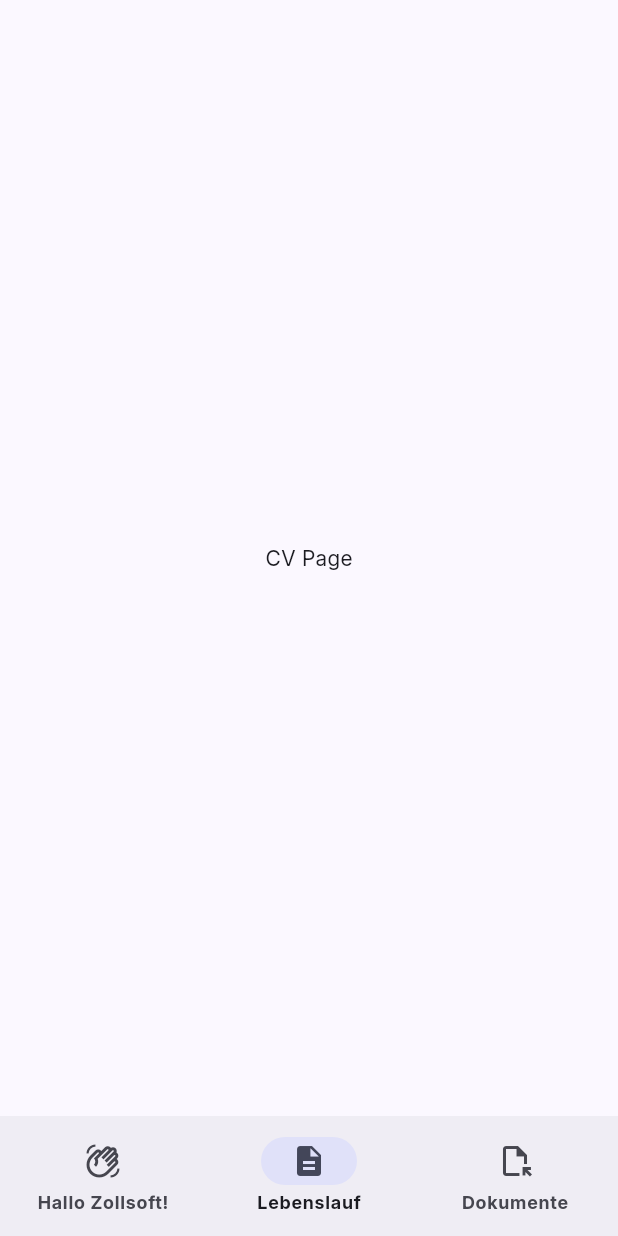
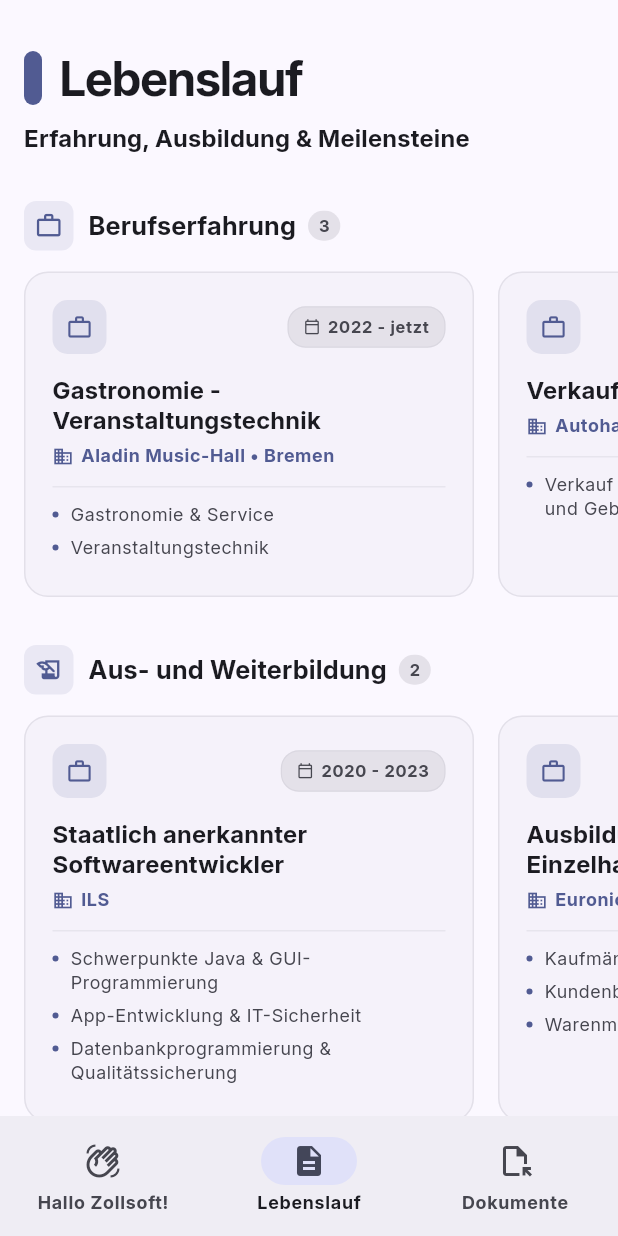
Before and after one commit to fynngerdes/bewerbung_zollsoft, a Flutter app: the screen it shows after launch, item 2 of the bottom bar chosen, on a phone screen of 412 x 824 dp. Run offline on Flutter 3.47's test engine with Material 3 defaults, Android fonts, the phone set to English and light mode, and no system bars; our stand-ins replace flutter_riverpod, go_router, riverpod_annotation; generated files the repository leaves out were written again; network calls fail.

Commit message:
feat: implement CV data models, provider, and responsive horizontal display widgets

```diff
--- /dev/null
+++ b/lib/cv/data/cv_data.dart
@@ -0,0 +1,86 @@
+import '../models/cv_entry.dart';
+
+abstract class CvData {
+  static const List<CvEntry> schulbildungEntries = [
+    CvEntry(
+      period: '2016',
+      title: 'Sekundarabschluss 1',
+      institution: 'Hauptschule',
+      location: 'Wildeshausen',
+    ),
+    CvEntry(
+      period: '2015 – 2016',
+      title: '10. Klasse',
+      institution: 'Hauptschule',
+      location: 'Wildeshausen',
+    ),
+    CvEntry(
+      period: '2012 – 2015',
+      title: '7 - 9. Klasse',
+      institution: 'Realschule',
+      location: 'Wildeshausen',
+    ),
+    CvEntry(
+      period: '2005 – 2012',
+      title: '1 - 7. Klasse',
+      institution: 'Gut Spascher Sand',
+      location: 'Wildeshausen',
+    ),
+  ];
+
+  static const List<CvEntry> ausbildungEntries = [
+    CvEntry(
+      period: '2020 - 2023',
+      title: 'Staatlich anerkannter Softwareentwickler',
+      institution: 'ILS',
+      description: [
+        'Schwerpunkte Java & GUI-Programmierung',
+        'App-Entwicklung & IT-Sicherheit',
+        'Datenbankprogrammierung & Qualitätssicherung',
+      ],
+    ),
+    CvEntry(
+      period: '2016 – 2019',
+      title: 'Ausbildung Kaufmann im Einzelhandel',
+      institution: 'Euronics XXL',
+      description: [
+        'Kaufmännische Ausbildung',
+        'Kundenberatung & Verkauf',
+        'Warenmanagement',
+      ],
+      location: 'Wildeshausen',
+    ),
+  ];
+
+  static const List<CvEntry> berufserfahrungEntries = [
+    CvEntry(
+      period: '2022 - jetzt',
+      title: 'Gastronomie - Veranstaltungstechnik',
+      institution: 'Aladin Music-Hall',
+      description: [
+        'Gastronomie & Service',
+        'Veranstaltungstechnik',
+      ],
+      location: 'Bremen',
+    ),
+    CvEntry(
+      period: '2020 - 2022',
+      title: 'Verkauf',
+      institution: 'Autohaus Wilke',
+      description: [
+        'Verkauf und Beratung im Bereich Neu- und Gebrauchtwagen',
+      ],
+      location: 'Wildeshausen',
+    ),
+    CvEntry(
+      period: '2019 - 2020',
+      title: 'Verkauf',
+      institution: 'Euronics XXL',
+      description: [
+        'Kundenberatung & Verkauf',
+        'Warenmanagement',
+      ],
+      location: 'Wildeshausen',
+    ),
+  ];
+}
--- /dev/null
+++ b/lib/cv/models/cv_entry.dart
@@ -0,0 +1,15 @@
+class CvEntry {
+  final String period;
+  final String institution;
+  final String? title;
+  final List<String> description;
+  final String? location;
+
+  const CvEntry({
+    required this.period,
+    required this.institution,
+    this.title,
+    this.description = const [],
+    this.location,
+  });
+}
--- a/lib/cv/pages/cv_page.dart
+++ b/lib/cv/pages/cv_page.dart
@@ -1,3 +1,6 @@
+import 'package:bewerbung_zollsoft/common_widgets/heading_indicator_with_title_widget.dart';
+import 'package:bewerbung_zollsoft/cv/data/cv_data.dart';
+import 'package:bewerbung_zollsoft/cv/widgets/cv_horizontal_section.dart';
 import 'package:flutter/material.dart';
 
 class CvPage extends StatelessWidget {
@@ -5,6 +8,61 @@ class CvPage extends StatelessWidget {
 
   @override
   Widget build(BuildContext context) {
-    return const Center(child: Text('CV Page'));
+    final width = MediaQuery.sizeOf(context).width;
+    final isMobile = width < 800;
+    final theme = Theme.of(context);
+
+    return SingleChildScrollView(
+      child: Center(
+        child: Container(
+          constraints: const BoxConstraints(maxWidth: 1000),
+          padding: EdgeInsets.symmetric(
+            horizontal: isMobile ? 16.0 : 32.0,
+            vertical: 32.0,
+          ),
+          child: Column(
+            crossAxisAlignment: CrossAxisAlignment.start,
+            children: [
+              ..._buildHeader(theme),
+              const SizedBox(height: 30),
+
+              // 1. Berufserfahrung
+              const CvHorizontalSection(
+                title: 'Berufserfahrung',
+                icon: Icons.work_outline,
+                entries: CvData.berufserfahrungEntries,
+              ),
+              const SizedBox(height: 32),
+
+              // 2. Aus- und Weiterbildung
+              const CvHorizontalSection(
+                title: 'Aus- und Weiterbildung',
+                icon: Icons.history_edu_outlined,
+                entries: CvData.ausbildungEntries,
+              ),
+              const SizedBox(height: 32),
+
+              // 3. Schulbildung
+              const CvHorizontalSection(
+                title: 'Schulbildung',
+                icon: Icons.school_outlined,
+                entries: CvData.schulbildungEntries,
+              ),
+            ],
+          ),
+        ),
+      ),
+    );
+  }
+
+  List<Widget> _buildHeader(ThemeData theme) {
+    return [
+      const HeadingIndicatorWithTitleWidget(title: 'Lebenslauf'),
+      const SizedBox(height: 8),
+      Text(
+        'Erfahrung, Ausbildung & Meilensteine',
+        style: theme.textTheme.titleMedium,
+      ),
+    ];
   }
 }
--- /dev/null
+++ b/lib/cv/provider/cv_chip_selection_provider.dart
@@ -0,0 +1,15 @@
+import 'package:riverpod_annotation/riverpod_annotation.dart';
+
+part 'cv_chip_selection_provider.g.dart';
+
+@Riverpod(keepAlive: true)
+class CvChipSelection extends _$CvChipSelection {
+  @override
+  int build() {
+    return 0;
+  }
+
+  void setSelection(int index) {
+    state = index;
+  }
+}
--- /dev/null
+++ b/lib/cv/widgets/cv_horizontal_card.dart
@@ -0,0 +1,226 @@
+import 'package:flutter/material.dart';
+import '../models/cv_entry.dart';
+
+class CvHorizontalCard extends StatefulWidget {
+  const CvHorizontalCard({
+    super.key,
+    required this.entry,
+    this.width = 300,
+  });
+
+  final CvEntry entry;
+  final double width;
+
+  @override
+  State<CvHorizontalCard> createState() => _CvHorizontalCardState();
+}
+
+class _CvHorizontalCardState extends State<CvHorizontalCard> {
+  bool _isHovered = false;
+
+  IconData _getIconForEntry(CvEntry entry) {
+    final titleLower = (entry.title ?? '').toLowerCase();
+    final instLower = entry.institution.toLowerCase();
+
+    if (titleLower.contains('abschluss') ||
+        titleLower.contains('b.sc') ||
+        titleLower.contains('bachelor') ||
+        titleLower.contains('zertifikat') ||
+        titleLower.contains('zertifizierung')) {
+      return Icons.workspace_premium_outlined;
+    }
+    if (instLower.contains('schule') ||
+        instLower.contains('gymnasium') ||
+        instLower.contains('sand') ||
+        instLower.contains('hochschule') ||
+        instLower.contains('universität')) {
+      return Icons.school_outlined;
+    }
+    return Icons.work_outline;
+  }
+
+  @override
+  Widget build(BuildContext context) {
+    final theme = Theme.of(context);
+    final primaryColor = theme.colorScheme.primary;
+    final icon = _getIconForEntry(widget.entry);
+
+    final titleText = widget.entry.title ?? widget.entry.institution;
+    final hasSeparateTitle = widget.entry.title != null;
+    final location = widget.entry.location;
+
+    return MouseRegion(
+      onEnter: (_) => setState(() => _isHovered = true),
+      onExit: (_) => setState(() => _isHovered = false),
+      child: AnimatedContainer(
+        duration: const Duration(milliseconds: 180),
+        width: widget.width,
+        decoration: BoxDecoration(
+          color: _isHovered
+              ? theme.colorScheme.surfaceContainer
+              : theme.colorScheme.surfaceContainerLow,
+          borderRadius: BorderRadius.circular(16),
+          border: Border.all(
+            color: _isHovered
+                ? primaryColor.withValues(alpha: 0.55)
+                : theme.colorScheme.outlineVariant.withValues(alpha: 0.4),
+            width: _isHovered ? 1.5 : 1,
+          ),
+          boxShadow: [
+            if (_isHovered)
+              BoxShadow(
+                color: primaryColor.withValues(alpha: 0.08),
+                blurRadius: 12,
+                offset: const Offset(0, 4),
+              ),
+          ],
+        ),
+        child: Padding(
+          padding: const EdgeInsets.all(18.0),
+          child: Column(
+            crossAxisAlignment: CrossAxisAlignment.start,
+            children: [
+              // 1. Header: Icon Badge + Period Pill
+              Row(
+                children: [
+                  Container(
+                    width: 36,
+                    height: 36,
+                    decoration: BoxDecoration(
+                      color: primaryColor.withValues(alpha: 0.12),
+                      borderRadius: BorderRadius.circular(10),
+                    ),
+                    child: Icon(icon, color: primaryColor, size: 18),
+                  ),
+                  const Spacer(),
+                  Container(
+                    padding: const EdgeInsets.symmetric(
+                      horizontal: 10,
+                      vertical: 5,
+                    ),
+                    decoration: BoxDecoration(
+                      color: theme.colorScheme.surfaceContainerHighest,
+                      borderRadius: BorderRadius.circular(12),
+                      border: Border.all(
+                        color: theme.colorScheme.outlineVariant
+                            .withValues(alpha: 0.35),
+                        width: 0.8,
+                      ),
+                    ),
+                    child: Row(
+                      mainAxisSize: MainAxisSize.min,
+                      children: [
+                        Icon(
+                          Icons.calendar_today_outlined,
+                          size: 11,
+                          color: theme.colorScheme.onSurfaceVariant,
+                        ),
+                        const SizedBox(width: 5),
+                        Text(
+                          widget.entry.period,
+                          style: theme.textTheme.labelSmall?.copyWith(
+                            color: theme.colorScheme.onSurfaceVariant,
+                            fontWeight: FontWeight.w600,
+                          ),
+                        ),
+                      ],
+                    ),
+                  ),
+                ],
+              ),
+              const SizedBox(height: 14),
+
+              // 2. Main Title
+              Text(
+                titleText,
+                maxLines: 2,
+                overflow: TextOverflow.ellipsis,
+                style: theme.textTheme.titleMedium?.copyWith(
+                  fontWeight: FontWeight.bold,
+                  fontSize: 16,
+                  height: 1.25,
+                ),
+              ),
+              const SizedBox(height: 6),
+
+              // 3. Subtitle / Location Row
+              Row(
+                children: [
+                  Icon(
+                    hasSeparateTitle
+                        ? Icons.business_outlined
+                        : Icons.location_on_outlined,
+                    size: 14,
+                    color: hasSeparateTitle
+                        ? primaryColor
+                        : theme.colorScheme.onSurfaceVariant,
+                  ),
+                  const SizedBox(width: 5),
+                  Expanded(
+                    child: Text(
+                      hasSeparateTitle
+                          ? '${widget.entry.institution}${location != null ? ' • $location' : ''}'
+                          : (location ?? ''),
+                      maxLines: 1,
+                      overflow: TextOverflow.ellipsis,
+                      style: theme.textTheme.bodySmall?.copyWith(
+                        color: hasSeparateTitle
+                            ? primaryColor
+                            : theme.colorScheme.onSurfaceVariant,
+                        fontWeight: hasSeparateTitle
+                            ? FontWeight.w600
+                            : FontWeight.w500,
+                      ),
+                    ),
+                  ),
+                ],
+              ),
+
+              // 4. Description as Bullet Points
+              if (widget.entry.description.isNotEmpty) ...[
+                const SizedBox(height: 12),
+                Divider(
+                  height: 1,
+                  color:
+                      theme.colorScheme.outlineVariant.withValues(alpha: 0.3),
+                ),
+                const SizedBox(height: 10),
+                ...widget.entry.description.map((point) {
+                  return Padding(
+                    padding: const EdgeInsets.only(bottom: 6.0),
+                    child: Row(
+                      crossAxisAlignment: CrossAxisAlignment.start,
+                      children: [
+                        Padding(
+                          padding: const EdgeInsets.only(top: 6.0),
+                          child: Container(
+                            width: 4,
+                            height: 4,
+                            decoration: BoxDecoration(
+                              color: primaryColor,
+                              shape: BoxShape.circle,
+                            ),
+                          ),
+                        ),
+                        const SizedBox(width: 8),
+                        Expanded(
+                          child: Text(
+                            point,
+                            style: theme.textTheme.bodySmall?.copyWith(
+                              color: theme.colorScheme.onSurfaceVariant,
+                              height: 1.35,
+                            ),
+                          ),
+                        ),
+                      ],
+                    ),
+                  );
+                }),
+              ],
+            ],
+          ),
+        ),
+      ),
+    );
+  }
+}
--- /dev/null
+++ b/lib/cv/widgets/cv_horizontal_section.dart
@@ -0,0 +1,96 @@
+import 'package:flutter/material.dart';
+import '../models/cv_entry.dart';
+import 'cv_horizontal_card.dart';
+
+class CvHorizontalSection extends StatelessWidget {
+  const CvHorizontalSection({
+    super.key,
+    required this.title,
+    required this.icon,
+    required this.entries,
+    this.emptyMessage = 'Keine Einträge vorhanden',
+  });
+
+  final String title;
+  final IconData icon;
+  final List<CvEntry> entries;
+  final String emptyMessage;
+
+  @override
+  Widget build(BuildContext context) {
+    final theme = Theme.of(context);
+    final primaryColor = theme.colorScheme.primary;
+
+    return Column(
+      crossAxisAlignment: CrossAxisAlignment.start,
+      children: [
+        // Section Header Row
+        Row(
+          children: [
+            Container(
+              padding: const EdgeInsets.all(7),
+              decoration: BoxDecoration(
+                color: primaryColor.withValues(alpha: 0.1),
+                borderRadius: BorderRadius.circular(8),
+              ),
+              child: Icon(icon, color: primaryColor, size: 19),
+            ),
+            const SizedBox(width: 10),
+            Text(
+              title,
+              style: theme.textTheme.titleMedium?.copyWith(
+                fontWeight: FontWeight.bold,
+                fontSize: 17,
+              ),
+            ),
+            const SizedBox(width: 8),
+            Container(
+              padding: const EdgeInsets.symmetric(horizontal: 7, vertical: 2),
+              decoration: BoxDecoration(
+                color: theme.colorScheme.surfaceContainerHighest,
+                borderRadius: BorderRadius.circular(10),
+              ),
+              child: Text(
+                '${entries.length}',
+                style: theme.textTheme.labelSmall?.copyWith(
+                  color: theme.colorScheme.onSurfaceVariant,
+                  fontWeight: FontWeight.bold,
+                ),
+              ),
+            ),
+          ],
+        ),
+        const SizedBox(height: 14),
+
+        // Horizontal Scrollable Cards (Clean & without lines)
+        if (entries.isEmpty)
+          Padding(
+            padding: const EdgeInsets.symmetric(vertical: 16.0),
+            child: Text(
+              emptyMessage,
+              style: theme.textTheme.bodyMedium?.copyWith(
+                color: theme.colorScheme.onSurfaceVariant,
+              ),
+            ),
+          )
+        else
+          SingleChildScrollView(
+            scrollDirection: Axis.horizontal,
+            clipBehavior: Clip.none,
+            child: IntrinsicHeight(
+              child: Row(
+                crossAxisAlignment: CrossAxisAlignment.stretch,
+                children: List.generate(entries.length, (index) {
+                  final isLast = index == entries.length - 1;
+                  return Padding(
+                    padding: EdgeInsets.only(right: isLast ? 0 : 16.0),
+                    child: CvHorizontalCard(entry: entries[index]),
+                  );
+                }),
+              ),
+            ),
+          ),
+      ],
+    );
+  }
+}
--- a/lib/documents/pages/documents_page.dart
+++ b/lib/documents/pages/documents_page.dart
@@ -1,3 +1,4 @@
+import 'package:bewerbung_zollsoft/common_widgets/heading_indicator_with_title_widget.dart';
 import 'package:flutter/material.dart';
 
 class DocumentsPage extends StatelessWidget {
@@ -5,6 +6,30 @@ class DocumentsPage extends StatelessWidget {
 
   @override
   Widget build(BuildContext context) {
-    return const Center(child: Text('Documents Page'));
+    final width = MediaQuery.sizeOf(context).width;
+    final isMobile = width < 800;
+    final theme = Theme.of(context);
+    return SingleChildScrollView(
+      child: Center(
+        child: Container(
+          constraints: const BoxConstraints(maxWidth: 1000),
+          padding: EdgeInsets.symmetric(
+            horizontal: isMobile ? 16.0 : 32.0,
+            vertical: 32.0,
+          ),
+          child: Column(
+            crossAxisAlignment: CrossAxisAlignment.start,
+            children: [
+              const HeadingIndicatorWithTitleWidget(title: 'Dokumente'),
+              const SizedBox(height: 8),
+              Text(
+                'Zeugnisse, Zertifikate & Nachweise',
+                style: theme.textTheme.titleMedium,
+              ),
+            ],
+          ),
+        ),
+      ),
+    );
   }
 }
```
Also changed, not shown: lib/cv/provider/cv_chip_selection_provider.g.dart (added).
